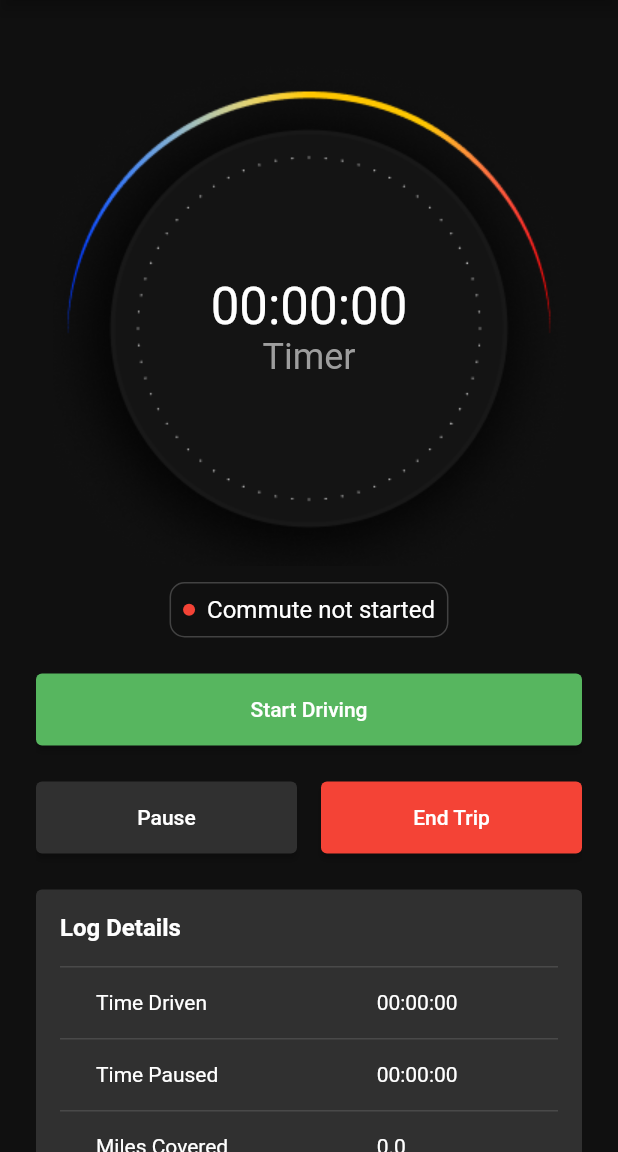
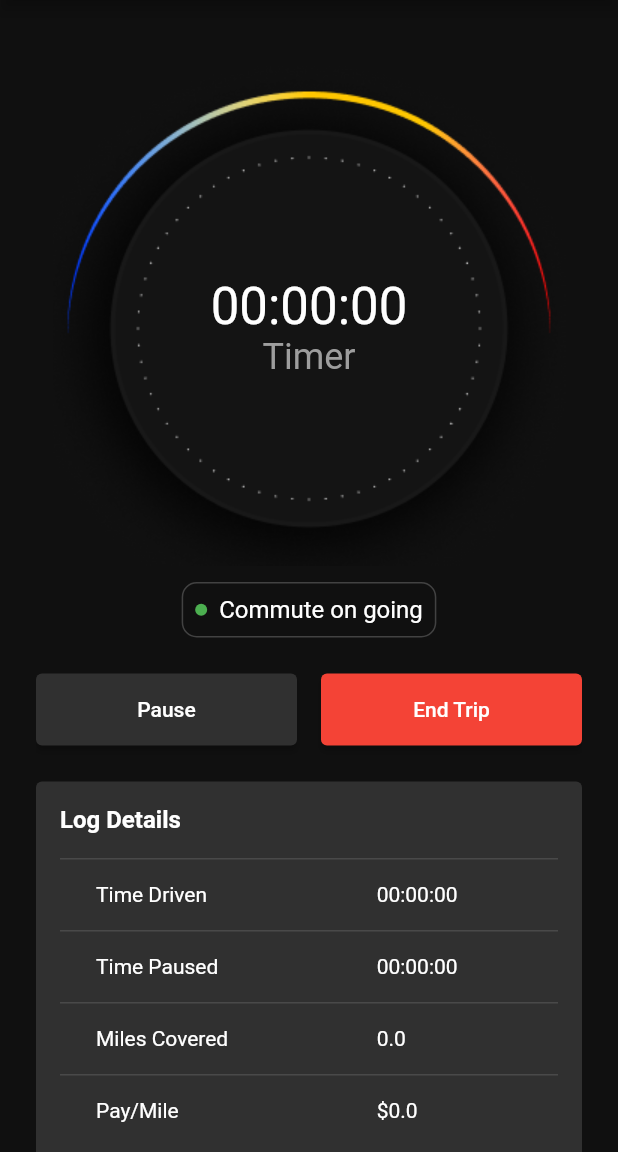
Before and after one commit to Flutternest/hour_tracking_app, a Flutter app: the DashboardPage screen opened by its route, after a tap on "Start Driving", on a phone screen of 412 x 824 dp, the part 84-1236 px from its top. Run offline on Flutter 3.47's test engine with Material 2 defaults, Android fonts, the phone set to English and light mode, and no system bars; our stand-ins replace cloud_firestore, equatable, firebase_auth, firebase_core, flutter_hooks, flutter_svg and 2 more; accounts and stored records are empty.

Commit message:
feat: start/stop/pause (firebase)

```diff
--- /dev/null
+++ b/lib/core/common_widgets/app_loader.dart
@@ -0,0 +1,10 @@
+import 'package:flutter/material.dart';
+
+class AppLoader extends StatelessWidget {
+  const AppLoader({super.key});
+
+  @override
+  Widget build(BuildContext context) {
+    return const Center(child: CircularProgressIndicator());
+  }
+}
--- /dev/null
+++ b/lib/features/common/providers/trip.dart
@@ -0,0 +1,100 @@
+import 'package:equatable/equatable.dart';
+
+class Trip extends Equatable {
+  final double? amount;
+  final String? driverId;
+  final String? driverName;
+  final String? eldSerialId;
+  final DateTime? start;
+  final DateTime? end;
+  final double? miles;
+  final String? tripStatus;
+  final String? paymentStatus;
+  final int? tripId;
+
+  const Trip({
+    this.amount,
+    this.driverId,
+    this.driverName,
+    this.eldSerialId,
+    this.start,
+    this.end,
+    this.miles,
+    this.tripStatus,
+    this.paymentStatus,
+    this.tripId,
+  });
+
+  factory Trip.fromJson(Map<String, dynamic> json) => Trip(
+        amount: (json['amount'] as num?)?.toDouble(),
+        driverId: json['driver_id'] as String?,
+        driverName: json['driver_name'] as String?,
+        eldSerialId: json['eld_serial_id'] as String?,
+        start: json['start'] == null
+            ? null
+            : DateTime.parse(json['start'] as String),
+        end: json['end'] == null ? null : DateTime.parse(json['end'] as String),
+        miles: (json['miles'] as num?)?.toDouble(),
+        tripStatus: json['trip_status'] as String?,
+        paymentStatus: json['payment_status'] as String?,
+        tripId: json['trip_id'] as int?,
+      );
+
+  Map<String, dynamic> toJson() => {
+        'amount': amount,
+        'driver_id': driverId,
+        'driver_name': driverName,
+        'eld_serial_id': eldSerialId,
+        'start': start?.toIso8601String(),
+        'end': end?.toIso8601String(),
+        'miles': miles,
+        'trip_status': tripStatus,
+        'payment_status': paymentStatus,
+        'trip_id': tripId,
+      };
+
+  Trip copyWith({
+    double? amount,
+    String? driverId,
+    String? driverName,
+    String? eldSerialId,
+    DateTime? start,
+    DateTime? end,
+    double? miles,
+    String? tripStatus,
+    String? paymentStatus,
+    int? tripId,
+  }) {
+    return Trip(
+      amount: amount ?? this.amount,
+      driverId: driverId ?? this.driverId,
+      driverName: driverName ?? this.driverName,
+      eldSerialId: eldSerialId ?? this.eldSerialId,
+      start: start ?? this.start,
+      end: end ?? this.end,
+      miles: miles ?? this.miles,
+      tripStatus: tripStatus ?? this.tripStatus,
+      paymentStatus: paymentStatus ?? this.paymentStatus,
+      tripId: tripId ?? this.tripId,
+    );
+  }
+
+  @override
+  bool get stringify => true;
+
+  @override
+  List<Object?> get props {
+    return [
+      amount,
+      driverId,
+      driverName,
+      eldSerialId,
+      start,
+      end,
+      miles,
+      tripStatus,
+      paymentStatus,
+      tripId,
+    ];
+  }
+}
--- /dev/null
+++ b/lib/features/common/repositories/firebase_trip_repository.dart
@@ -0,0 +1,80 @@
+import 'package:cloud_firestore/cloud_firestore.dart';
+import 'package:flux_mvp/features/common/repositories/trip_repository.dart';
+
+import '../providers/trip.dart';
+
+class FirebaseTripRepository implements TripRepository {
+  final FirebaseFirestore firestore;
+
+  FirebaseTripRepository({required this.firestore});
+
+  @override
+  String get path => 'trips';
+
+  @override
+  Future<List<Trip>> getAllTrips(String driverId) async {
+    final snapshot = await firestore
+        .collection(path)
+        .where('driver_id', isEqualTo: driverId)
+        .get();
+    final trips = snapshot.docs.map((e) => Trip.fromJson(e.data())).toList();
+    return trips;
+  }
+
+  @override
+  Future<Stream<List<Trip>>> getAllTripsStream(String driverId) async {
+    final snapshot = firestore
+        .collection(path)
+        .where('driver_id', isEqualTo: driverId)
+        .snapshots();
+    final trips = snapshot
+        .map((e) => e.docs.map((e) => Trip.fromJson(e.data())).toList());
+    return trips;
+  }
+
+  @override
+  Future<Trip?> getCurrentOnGoingTrip(String driverId) async {
+    final snapshot = await firestore
+        .collection(path)
+        .where('driver_id', isEqualTo: driverId)
+        .where('trip_status', whereIn: ["ongoing", "paused"]).get();
+    if (snapshot.docs.isEmpty) return null;
+    return Trip.fromJson(snapshot.docs.first.data());
+  }
+
+  @override
+  Future<void> createTrip(Trip trip, {required String tripId}) {
+    return firestore.collection(path).doc(tripId).set(trip.toJson());
+  }
+
+  @override
+  Future<int> lastTripIdUsed() async {
+    final snapshot =
+        await firestore.collection(path).orderBy("start").limit(1).get();
+    if (snapshot.docs.isEmpty) return 0;
+    final lastTrip = snapshot.docs.first;
+    final lastTripId = lastTrip.data()['trip_id'];
+    return lastTripId;
+  }
+
+  @override
+  Future<void> pauseTrip(String tripId) {
+    return firestore.collection(path).doc(tripId).update({
+      'trip_status': 'paused',
+    });
+  }
+
+  @override
+  Future<void> resumeTrip(String tripId) {
+    return firestore.collection(path).doc(tripId).update({
+      'trip_status': 'ongoing',
+    });
+  }
+
+  @override
+  Future<void> stopTrip(String tripId) {
+    return firestore.collection(path).doc(tripId).update({
+      'trip_status': 'completed',
+    });
+  }
+}
--- /dev/null
+++ b/lib/features/driver/controllers/driver_trip_controller.dart
@@ -0,0 +1,74 @@
+import 'package:flux_mvp/core/global_notifiers/app_notifier.dart';
+import 'package:flux_mvp/features/common/repositories/trip_repository.dart';
+import 'package:hooks_riverpod/hooks_riverpod.dart';
+
+import '../../common/providers/trip.dart';
+
+final createTripProvider =
+    StateNotifierProvider.autoDispose<CreateTripState, AsyncValue<void>>(
+  (ref) => CreateTripState(ref),
+);
+
+class CreateTripState extends AppStateNotifier {
+  CreateTripState(super.ref);
+
+  Future<void> createTrip() async {
+    return stateCallback(
+      () async {
+        final lastId = await ref.read(tripRepositoryProvider).lastTripIdUsed();
+
+        ref.read(tripRepositoryProvider).createTrip(
+              Trip(
+                tripStatus: "ongoing",
+                driverId: "1",
+                amount: 0,
+                driverName: "John Doe",
+                eldSerialId: "123123",
+                start: DateTime.now(),
+                end: DateTime.now(),
+                miles: 200,
+                paymentStatus: "pending",
+                tripId: lastId + 1,
+              ),
+              tripId: (lastId + 1).toString(),
+            );
+      },
+    );
+  }
+}
+
+final pauseTripProvider =
+    StateNotifierProvider.autoDispose<PauseTripState, AsyncValue<void>>(
+  (ref) => PauseTripState(ref),
+);
+
+class PauseTripState extends AppStateNotifier {
+  PauseTripState(super.ref);
+
+  Future<void> pauseTrip(String tripId) async {
+    return stateCallback(() async {
+      ref.read(tripRepositoryProvider).pauseTrip(tripId);
+    });
+  }
+
+  Future<void> resumeTrip(String tripId) async {
+    return stateCallback(() async {
+      ref.read(tripRepositoryProvider).resumeTrip(tripId);
+    });
+  }
+}
+
+final stopTripProvider =
+    StateNotifierProvider.autoDispose<StopTripState, AsyncValue<void>>(
+  (ref) => StopTripState(ref),
+);
+
+class StopTripState extends AppStateNotifier {
+  StopTripState(super.ref);
+
+  Future<void> stopTrip(String tripId) async {
+    return stateCallback(() async {
+      ref.read(tripRepositoryProvider).stopTrip(tripId);
+    });
+  }
+}
--- /dev/null
+++ b/lib/features/driver/controllers/ongoing_trip.dart
@@ -0,0 +1,8 @@
+import 'package:hooks_riverpod/hooks_riverpod.dart';
+
+import '../../common/providers/trip.dart';
+import '../../common/repositories/trip_repository.dart';
+
+final onGoingTripProvider = FutureProvider<Trip?>((ref) async {
+  return ref.watch(tripRepositoryProvider).getCurrentOnGoingTrip("1");
+});
--- a/lib/features/driver/dashboard/dashboad_page.dart
+++ b/lib/features/driver/dashboard/dashboad_page.dart
@@ -1,17 +1,24 @@
 import 'package:flutter/material.dart';
 import 'package:flux_mvp/core/common_widgets/app_padding.dart';
+import 'package:flux_mvp/core/common_widgets/error_view.dart';
 import 'package:flux_mvp/core/constants/paths.dart';
 import 'package:flux_mvp/core/utils/ui_helper.dart';
+import 'package:flux_mvp/features/driver/controllers/ongoing_trip.dart';
 import 'package:flux_mvp/routing/router.dart';
+import 'package:hooks_riverpod/hooks_riverpod.dart';
 
+import '../../../core/common_widgets/app_loader.dart';
 import '../../../core/constants/colors.dart';
+import '../../common/providers/trip.dart';
+import '../controllers/driver_trip_controller.dart';
 import '../widgets/side_menu.dart';
 
-class DashboardPage extends StatelessWidget {
+class DashboardPage extends HookConsumerWidget {
   const DashboardPage({super.key});
 
   @override
-  Widget build(BuildContext context) {
+  Widget build(BuildContext context, WidgetRef ref) {
+    final ongoingTripAsync = ref.watch(onGoingTripProvider);
     return Scaffold(
       appBar: AppBar(
         title: const Text("Dashboard"),
@@ -19,7 +26,30 @@ class DashboardPage extends StatelessWidget {
       drawer: const DriverDrawer(),
       body: SafeArea(
         child: DefaultAppPadding.horizontal(
-          child: SingleChildScrollView(
+          child: ongoingTripAsync.when(
+            data: (Trip? trip) {
+              final isTripOnGoing = trip != null;
+              bool isPaused = false;
+              String tripStatus = "";
+              Color tripStatusColor = Colors.green;
+
+              switch (trip?.tripStatus) {
+                case "ongoing":
+                  tripStatus = "Commute on going";
+                  tripStatusColor = Colors.green;
+                  break;
+                case "paused":
+                  isPaused = true;
+                  tripStatus = "Commute paused";
+                  tripStatusColor = Colors.orange;
+                  break;
+                default:
+                  tripStatus = "Commute not started";
+                  tripStatusColor = Colors.red;
+                  break;
+              }
+
+              return SingleChildScrollView(
                 child: Column(
                   crossAxisAlignment: CrossAxisAlignment.stretch,
                   children: [
@@ -61,49 +91,119 @@ class DashboardPage extends StatelessWidget {
                         child: Row(
                           mainAxisSize: MainAxisSize.min,
                           children: [
-                        const CircleAvatar(
+                            CircleAvatar(
                               radius: 4,
-                          backgroundColor: Colors.red,
+                              backgroundColor: tripStatusColor,
                             ),
                             horizontalSpaceSmall,
                             Text(
-                          "Commute not started",
+                              tripStatus,
                               style: textTheme(context).titleMedium!,
                             ),
                           ],
                         ),
                       ),
                     ),
+                    if (!isTripOnGoing) ...[
                       verticalSpaceMedium,
-                ElevatedButton(
-                  onPressed: () {},
+                      Consumer(
+                        builder: (context, ref, child) {
+                          final createTripAsync = ref.watch(createTripProvider);
+
+                          return ElevatedButton(
+                            onPressed: createTripAsync.isLoading
+                                ? null
+                                : () async => ref
+                                    .read(createTripProvider.notifier)
+                                    .createTrip()
+                                    .catchError(
+                                        (e) => showErrorSnackBar(context, e))
+                                    .then(
+                                      (_) =>
+                                          ref.invalidate(onGoingTripProvider),
+                                    ),
                             child: const Text("Start Driving"),
+                          );
+                        },
                       ),
+                    ] else ...[
                       verticalSpaceMedium,
                       Row(
                         children: [
                           Expanded(
-                      child: ElevatedButton(
-                        onPressed: () {},
+                            child: Consumer(
+                              builder: (context, ref, child) {
+                                final pauseTripAsync =
+                                    ref.watch(pauseTripProvider);
+
+                                return ElevatedButton(
+                                  onPressed: pauseTripAsync.isLoading
+                                      ? null
+                                      : () async {
+                                          if (isPaused) {
+                                            ref
+                                                .read(
+                                                    pauseTripProvider.notifier)
+                                                .resumeTrip(
+                                                    trip.tripId.toString())
+                                                .catchError((e) =>
+                                                    showErrorSnackBar(
+                                                        context, e))
+                                                .then((_) => ref.invalidate(
+                                                    onGoingTripProvider));
+                                            return;
+                                          }
+                                          ref
+                                              .read(pauseTripProvider.notifier)
+                                              .pauseTrip(trip.tripId.toString())
+                                              .catchError((e) =>
+                                                  showErrorSnackBar(context, e))
+                                              .then((_) => ref.invalidate(
+                                                  onGoingTripProvider));
+                                        },
                                   style: ElevatedButton.styleFrom(
-                          backgroundColor: kOverlayDarkBackground,
+                                    backgroundColor: isPaused
+                                        ? Colors.orange
+                                        : kOverlayDarkBackground,
                                   ),
-                        child: const Text("Pause"),
+                                  child: Text(isPaused ? "Resume" : "Pause"),
+                                );
+                              },
                             ),
                           ),
                           horizontalSpaceRegular,
                           Expanded(
-                      child: ElevatedButton(
-                        onPressed: () {
-                          AppRouter.navigateToPage(AppRoutes.driverResultPage);
+                            child: Consumer(
+                              builder: (context, ref, child) {
+                                final stopTripAsync =
+                                    ref.watch(stopTripProvider);
+
+                                return ElevatedButton(
+                                  onPressed: stopTripAsync.isLoading
+                                      ? null
+                                      : () async {
+                                          ref
+                                              .read(stopTripProvider.notifier)
+                                              .stopTrip(trip.tripId.toString())
+                                              .catchError((e) =>
+                                                  showErrorSnackBar(context, e))
+                                              .then((_) {
+                                            ref.invalidate(onGoingTripProvider);
+                                            AppRouter.navigateToPage(
+                                                AppRoutes.driverResultPage);
+                                          });
                                         },
                                   style: ElevatedButton.styleFrom(
-                            backgroundColor: Colors.red),
+                                    backgroundColor: Colors.red,
+                                  ),
                                   child: const Text("End Trip"),
+                                );
+                              },
                             ),
                           ),
                         ],
                       ),
+                    ],
                     verticalSpaceMedium,
                     Container(
                       padding: const EdgeInsets.all(16.0),
@@ -151,6 +251,10 @@ class DashboardPage extends StatelessWidget {
                     )
                   ],
                 ),
+              );
+            },
+            error: (err, st) => const ErrorView(),
+            loading: () => const AppLoader(),
           ),
         ),
       ),
```
Also changed, not shown: lib/core/common_widgets/error_view.dart (added, +25 -0 lines), lib/features/common/repositories/trip_repository.dart (added, +30 -0 lines). Lines whose indentation alone changed are shown as unchanged.
